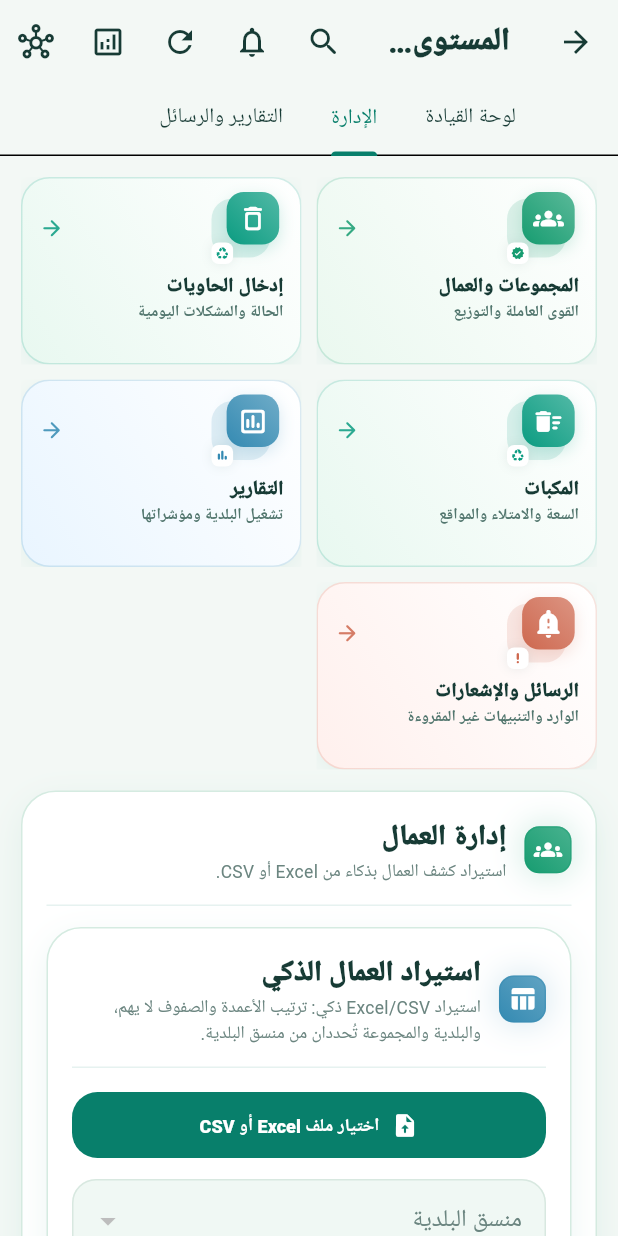
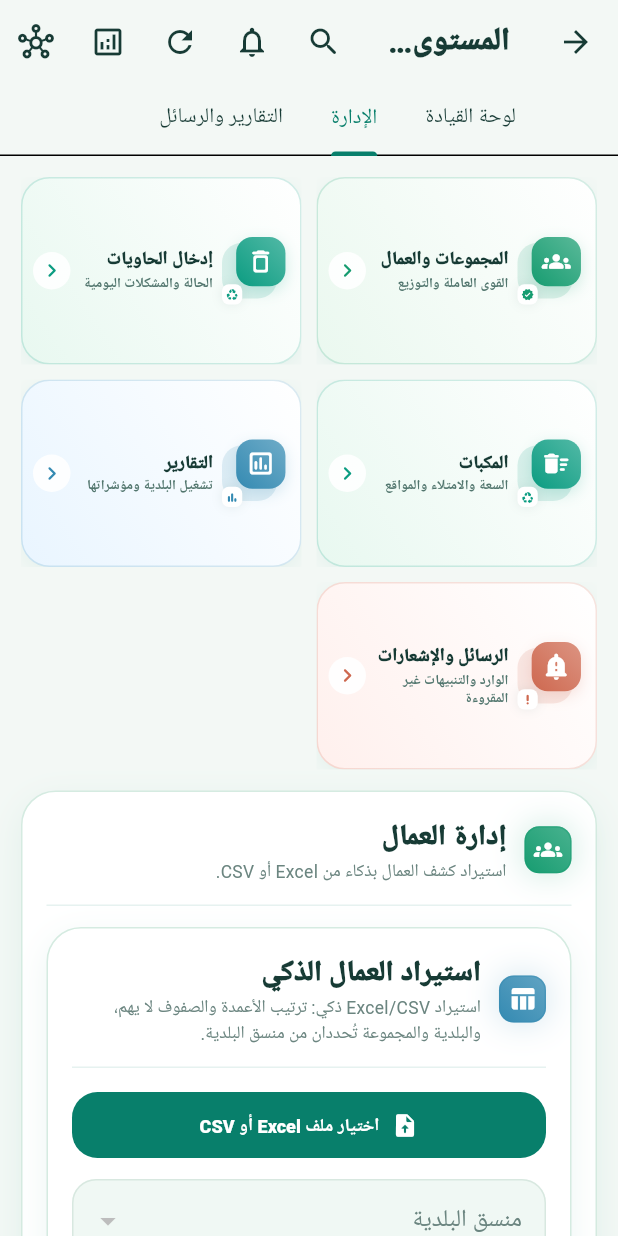
Before and after one commit to ayma7n982-del/CleanOps_Reports_Fixed_Download, a Flutter app: the Level2MunicipalityScreen screen opened directly, tab 2 chosen, on a phone screen of 412 x 824 dp. Run offline on Flutter 3.47's test engine with Material 3 defaults, Android fonts, the phone set to English and light mode, and no system bars; our stand-ins replace cloud_firestore, cloud_functions, connectivity_plus, file_picker, firebase_auth, firebase_core and 14 more; missing offline and left inert: dart:html, excel, record; accounts and stored records are empty; Roboto replaces fonts that are missing (Cairo).

Commit message:
fix(ui): match approved horizontal RTL illustrated shortcut layout on phone-sized cards

```diff
--- a/lib/presentation/widgets/eco_shortcuts.dart
+++ b/lib/presentation/widgets/eco_shortcuts.dart
@@ -32,32 +32,7 @@ class EcoShortcutCard extends StatelessWidget {
     final tint = EcoPalette.tint(feature);
     final rtl = Directionality.of(context) == TextDirection.rtl;
     final radius = BorderRadius.circular(19);
-    final headline = Text(
-      title,
-      maxLines: 2,
-      overflow: TextOverflow.ellipsis,
-      textAlign: TextAlign.start,
-      style: const TextStyle(
-        fontSize: 13.2,
-        color: cleanOpsText,
-        fontWeight: FontWeight.w900,
-        height: 1.18,
-      ),
-    );
-    final supporting = subtitle.isEmpty
-        ? const SizedBox.shrink()
-        : Text(
-            subtitle,
-            maxLines: 1,
-            overflow: TextOverflow.ellipsis,
-            textAlign: TextAlign.start,
-            style: const TextStyle(
-              fontSize: 10.4,
-              height: 1.22,
-              color: Color(0xFF52766E),
-              fontWeight: FontWeight.w600,
-            ),
-          );
+
     return Semantics(
       button: true,
       selected: selected,
@@ -79,11 +54,8 @@ class EcoShortcutCard extends StatelessWidget {
               width: selected ? 1.8 : 1,
             ),
             boxShadow: const [
-              BoxShadow(
-                color: Color(0x100F8D74),
-                blurRadius: 11,
-                offset: Offset(0, 4),
-              ),
+              BoxShadow(color: Color(0x100F8D74),
+                  blurRadius: 11, offset: Offset(0, 4)),
             ],
           ),
           child: InkWell(
@@ -91,40 +63,81 @@ class EcoShortcutCard extends StatelessWidget {
             borderRadius: radius,
             child: LayoutBuilder(
               builder: (context, constraints) {
-                final horizontal = constraints.maxWidth >= 270;
+                // Follow the approved mockup on normal phones: illustrated
+                // icon at the right, label beside it, open arrow at the left.
+                // Only tiny 320px phones fall back to stacked content.
+                final horizontal = constraints.maxWidth >= 155;
+                final compact = constraints.maxWidth < 190;
                 final art = EcoPictorialIcon(
                   feature: feature,
                   icon: icon,
-                  size: horizontal ? 48 : 48,
+                  size: horizontal ? (compact ? 45 : 54) : 47,
                 );
-                final action = Icon(
-                  selected
-                      ? Icons.check_circle_rounded
-                      : rtl
-                          ? Icons.arrow_back_rounded
-                          : Icons.arrow_forward_rounded,
-                  size: 17,
-                  color: color.withOpacity(.86),
+                final indicator = Container(
+                  width: 25,
+                  height: 25,
+                  alignment: Alignment.center,
+                  decoration: BoxDecoration(
+                    color: Colors.white.withOpacity(.90),
+                    shape: BoxShape.circle,
+                  ),
+                  child: Icon(
+                    selected
+                        ? Icons.check_rounded
+                        : rtl
+                            ? Icons.chevron_left_rounded
+                            : Icons.chevron_right_rounded,
+                    color: color,
+                    size: 18,
+                  ),
                 );
                 final label = Column(
                   mainAxisSize: MainAxisSize.min,
                   crossAxisAlignment: CrossAxisAlignment.start,
                   children: [
-                    headline,
-                    if (subtitle.isNotEmpty) const SizedBox(height: 3),
-                    supporting,
+                    Text(
+                      title,
+                      maxLines: 2,
+                      overflow: TextOverflow.ellipsis,
+                      textAlign: TextAlign.start,
+                      style: TextStyle(
+                        fontSize: compact ? 12 : 13.2,
+                        color: cleanOpsText,
+                        fontWeight: FontWeight.w900,
+                        height: 1.19,
+                      ),
+                    ),
+                    if (subtitle.isNotEmpty) ...[
+                      const SizedBox(height: 3),
+                      Text(
+                        subtitle,
+                        maxLines: horizontal ? 2 : 1,
+                        overflow: TextOverflow.ellipsis,
+                        textAlign: TextAlign.start,
+                        style: TextStyle(
+                          fontSize: compact ? 9.2 : 10.4,
+                          height: 1.22,
+                          color: const Color(0xFF52766E),
+                          fontWeight: FontWeight.w600,
+                        ),
+                      ),
+                    ],
                   ],
                 );
+
                 return Padding(
-                  padding: const EdgeInsets.symmetric(horizontal: 11, vertical: 9),
+                  padding: EdgeInsets.symmetric(
+                    horizontal: compact ? 7 : 10,
+                    vertical: 9,
+                  ),
                   child: horizontal
                       ? Row(
                           children: [
                             art,
-                            const SizedBox(width: 11),
+                            SizedBox(width: compact ? 6 : 10),
                             Expanded(child: label),
                             const SizedBox(width: 3),
-                            action,
+                            indicator,
                           ],
                         )
                       : Column(
@@ -134,12 +147,10 @@ class EcoShortcutCard extends StatelessWidget {
                               children: [
                                 art,
                                 const Spacer(),
-                                action,
+                                indicator,
                               ],
                             ),
                             const SizedBox(height: 7),
-                            // Icon and heading belong to the SAME content
-                            // group; no Spacer / MainAxisAlignment.spaceBetween.
                             Flexible(child: label),
                           ],
                         ),
```
